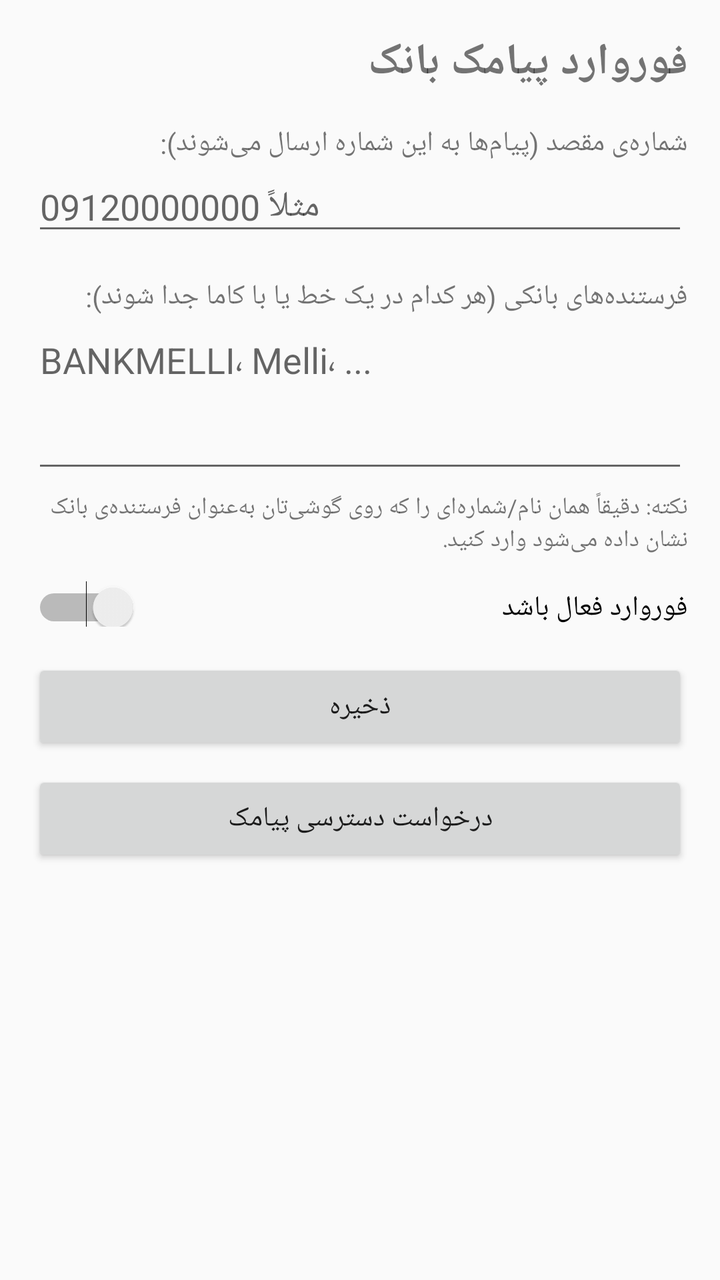
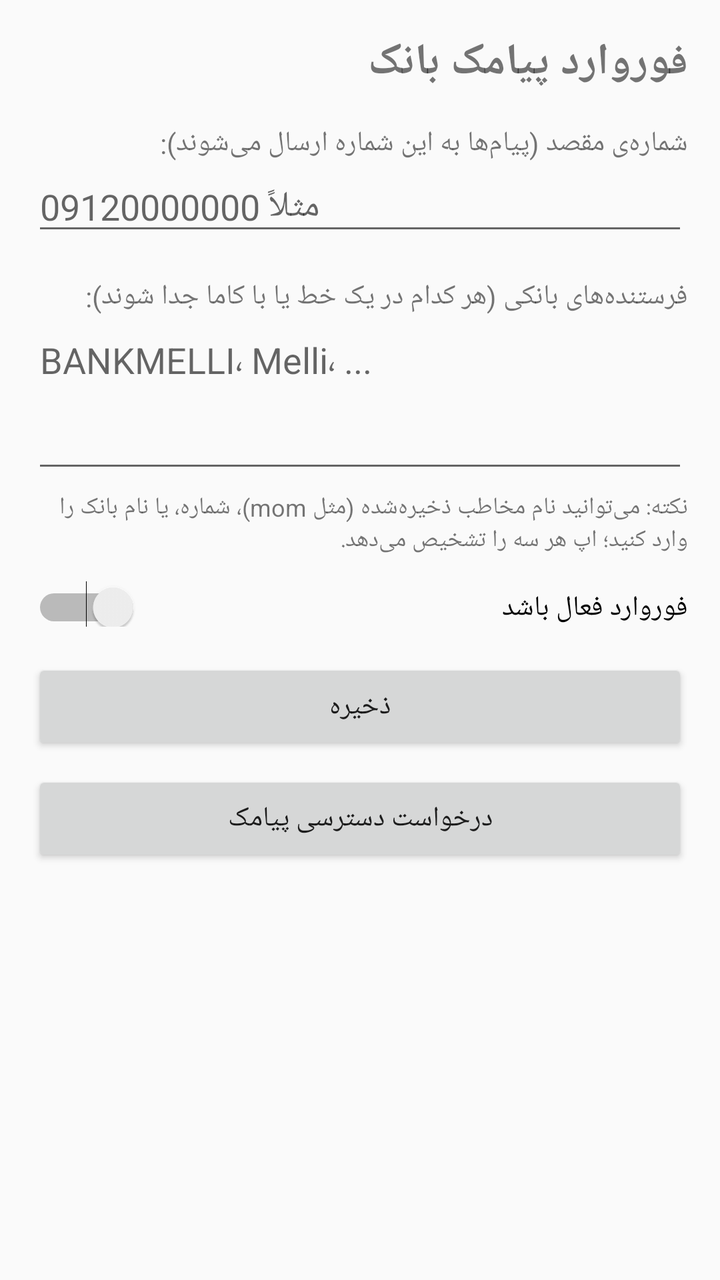

Screens rendered from an Android XML layout before and after an edit, with the pre-edit source and the edit as a unified diff.
<!-- AndroidManifest.xml: application theme android:Theme.Material.Light -->
<!-- res/layout/activity_main.xml -->
<?xml version="1.0" encoding="utf-8"?>
<ScrollView xmlns:android="http://schemas.android.com/apk/res/android"
    android:layout_width="match_parent"
    android:layout_height="match_parent"
    android:layoutDirection="rtl"
    android:padding="16dp">

    <LinearLayout
        android:layout_width="match_parent"
        android:layout_height="wrap_content"
        android:orientation="vertical">

        <TextView
            android:layout_width="match_parent"
            android:layout_height="wrap_content"
            android:text="فوروارد پیامک بانک"
            android:textSize="22sp"
            android:textStyle="bold"
            android:paddingBottom="16dp" />

        <TextView
            android:layout_width="match_parent"
            android:layout_height="wrap_content"
            android:text="شماره‌ی مقصد (پیام‌ها به این شماره ارسال می‌شوند):" />

        <EditText
            android:id="@+id/destEdit"
            android:layout_width="match_parent"
            android:layout_height="wrap_content"
            android:inputType="phone"
            android:hint="مثلاً 09120000000" />

        <TextView
            android:layout_width="match_parent"
            android:layout_height="wrap_content"
            android:paddingTop="16dp"
            android:text="فرستنده‌های بانکی (هر کدام در یک خط یا با کاما جدا شوند):" />

        <EditText
            android:id="@+id/sendersEdit"
            android:layout_width="match_parent"
            android:layout_height="wrap_content"
            android:inputType="textMultiLine"
            android:minLines="3"
            android:gravity="top"
            android:hint="BANKMELLI، Melli، ..." />

        <TextView
            android:layout_width="match_parent"
            android:layout_height="wrap_content"
            android:paddingTop="4dp"
            android:textSize="12sp"
            android:text="نکته: دقیقاً همان نام/شماره‌ای را که روی گوشی‌تان به‌عنوان فرستنده‌ی بانک نشان داده می‌شود وارد کنید." />

        <Switch
            android:id="@+id/enabledSwitch"
            android:layout_width="match_parent"
            android:layout_height="wrap_content"
            android:paddingTop="16dp"
            android:text="فوروارد فعال باشد" />

        <Button
            android:id="@+id/saveBtn"
            android:layout_width="match_parent"
            android:layout_height="wrap_content"
            android:layout_marginTop="16dp"
            android:text="ذخیره" />

        <Button
            android:id="@+id/permBtn"
            android:layout_width="match_parent"
            android:layout_height="wrap_content"
            android:layout_marginTop="8dp"
            android:text="درخواست دسترسی پیامک" />

    </LinearLayout>
</ScrollView>
<!-- resources referenced by this layout -->
<resources>

</resources>

<!-- the commit's change to res/layout/activity_main.xml (unified diff, before → after) -->
@@ -50,7 +50,7 @@
             android:layout_height="wrap_content"
             android:paddingTop="4dp"
             android:textSize="12sp"
-            android:text="نکته: دقیقاً همان نام/شماره‌ای را که روی گوشی‌تان به‌عنوان فرستنده‌ی بانک نشان داده می‌شود وارد کنید." />
+            android:text="نکته: می‌توانید نام مخاطب ذخیره‌شده (مثل mom)، شماره، یا نام بانک را وارد کنید؛ اپ هر سه را تشخیص می‌دهد." />
 
         <Switch
             android:id="@+id/enabledSwitch"
